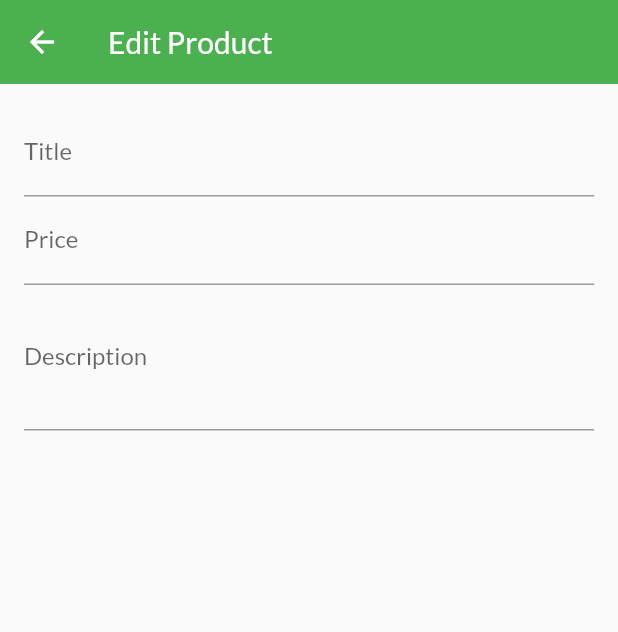
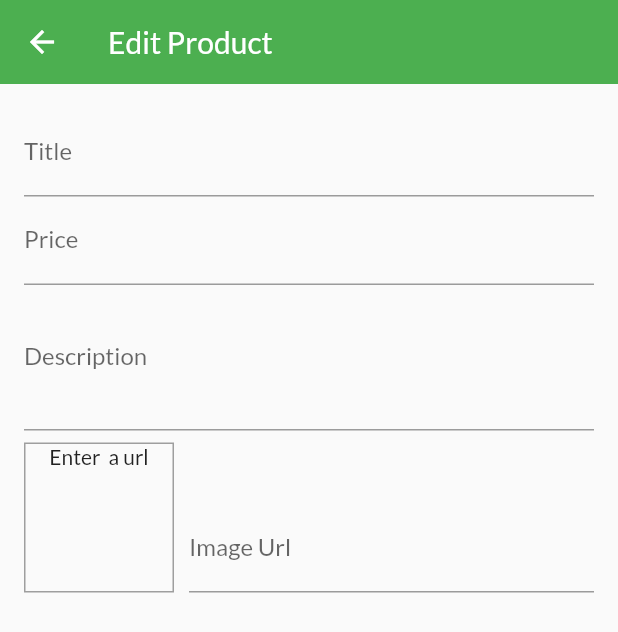
Before and after one commit to thought7878/shop_app, a Flutter app: the EditProductScreen screen opened by its route, on a phone screen of 412 x 824 dp. Shown: the top 632 px of the screen. Run offline on Flutter 3.47's test engine with Material 2 defaults, Android fonts, the phone set to English and light mode, and no system bars; network calls fail.

Commit message:
220. Image Input & Image Preview

```diff
--- a/lib/screens/edit_product_screen.dart
+++ b/lib/screens/edit_product_screen.dart
@@ -9,12 +9,29 @@ class EditProductScreen extends StatefulWidget {
 class _EditProductScreenState extends State<EditProductScreen> {
   final _priceFocusNode = FocusNode();
   final _descriptionFocusNode = FocusNode();
+  final _imageUrlController = TextEditingController();
+  final _imageUrlFocusNode = FocusNode();
+
+  @override
+  void initState() {
+    super.initState();
+    _imageUrlFocusNode.addListener(_updateImage);
+  }
 
   @override
   void dispose() {
-    super.dispose();
     _priceFocusNode.dispose();
     _descriptionFocusNode.dispose();
+    _imageUrlController.dispose();
+    _imageUrlFocusNode.removeListener(_updateImage);
+    _imageUrlFocusNode.dispose();
+    super.dispose();
+  }
+
+  void _updateImage() {
+    if (!_imageUrlFocusNode.hasFocus) {
+      setState(() {});
+    }
   }
 
   //
@@ -53,6 +70,36 @@ class _EditProductScreenState extends State<EditProductScreen> {
                 keyboardType: TextInputType.multiline,
                 focusNode: _descriptionFocusNode,
               ),
+              Row(
+                crossAxisAlignment: CrossAxisAlignment.end,
+                children: <Widget>[
+                  Container(
+                    width: 100,
+                    height: 100,
+                    margin: EdgeInsets.only(top: 8, right: 10),
+                    decoration:
+                        BoxDecoration(border: Border.all(color: Colors.grey)),
+                    child: _imageUrlController.text.isEmpty
+                        ? Text(
+                            'Enter  a url',
+                            textAlign: TextAlign.center,
+                          )
+                        : Image.network(
+                            _imageUrlController.text,
+                            fit: BoxFit.cover,
+                          ),
+                  ),
+                  Expanded(
+                    child: TextFormField(
+                      decoration: InputDecoration(labelText: 'Image Url'),
+                      keyboardType: TextInputType.url,
+                      textInputAction: TextInputAction.done,
+                      controller: _imageUrlController,
+                      focusNode: _imageUrlFocusNode,
+                    ),
+                  ),
+                ],
+              )
             ],
           ),
         ),
```
